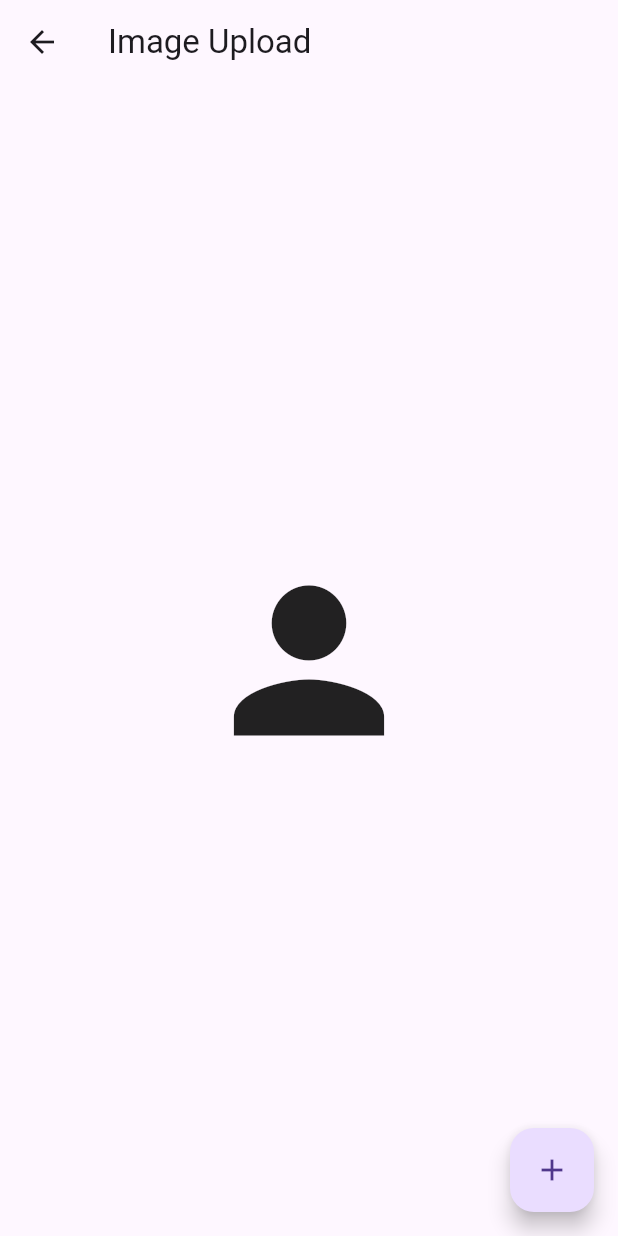
After one commit to ARAFAT2000/firebase_application, a Flutter app: the ImageUploadScreen screen opened directly, after a tap on the "add" icon, on a phone screen of 412 x 824 dp. The commit adds this screen. Run offline on Flutter 3.47's test engine with Material 3 defaults, Android fonts, the phone set to English and light mode, and no system bars; our stand-ins replace cloud_firestore, firebase_auth, firebase_core, firebase_database, firebase_storage, fluttertoast and 3 more; accounts and stored records are empty.

Commit message:
new feather add

```diff
--- /dev/null
+++ b/lib/screen/image_screen.dart
@@ -0,0 +1,70 @@
+
+
+import 'dart:io';
+
+import 'package:firebase_storage/firebase_storage.dart';
+import 'package:flutter/material.dart';
+import 'package:image_picker/image_picker.dart';
+
+// it is correct  now
+class ImageUploadScreen extends StatefulWidget {
+  @override
+  _ImageUploadScreenState createState() => _ImageUploadScreenState();
+}
+
+class _ImageUploadScreenState extends State<ImageUploadScreen> {
+
+  String ? imageurl;
+
+  ImagePicker _imagePicker= ImagePicker();
+  Future<void> pickImage() async {
+
+    try{
+      XFile ? images = await _imagePicker.pickImage(source: ImageSource.gallery);
+      if(images != null){
+        await uploadImagetoFirebase(File(images.path));
+      }
+
+    }catch(e){
+      print('Error');
+    }
+  }
+
+  Future<void>uploadImagetoFirebase(File images)async{
+
+    try{
+
+      Reference reference= FirebaseStorage.instance.ref().child('Image/${DateTime.now().millisecondsSinceEpoch}.png');
+      await reference.putFile(images).whenComplete(() {
+        ScaffoldMessenger.of(context).
+        showSnackBar(SnackBar(content: Text('Succesfullly upload')));
+      });
+
+      String  url= await reference.getDownloadURL();
+
+      setState(() {
+        imageurl = url;
+      });
+
+    }catch(e){
+      print('failed');
+    }
+  }
+
+  @override
+  Widget build(BuildContext context) {
+    return Scaffold(
+      appBar: AppBar(
+        title: Text('Image Upload'),
+      ),
+      body: Center(
+        child: imageurl==null ? Icon(Icons.person,size: 150,):Image.network(imageurl!),
+      ),
+      floatingActionButton: FloatingActionButton(
+        onPressed: pickImage,
+        tooltip: 'Pick Image',
+        child: Icon(Icons.add),
+      ),
+    );
+  }
+}
--- a/lib/screen/profile_screen.dart
+++ b/lib/screen/profile_screen.dart
@@ -6,7 +6,7 @@ import 'package:flutter/cupertino.dart';
 import 'package:flutter/material.dart';
 import 'package:flutter/widgets.dart';
 import 'package:image_picker/image_picker.dart';
-import 'package:neumorphic_ui/neumorphic_ui.dart';
+
 
 import '../widget/re_useable.dart';
 
--- a/lib/utils/button_c.dart
+++ b/lib/utils/button_c.dart
@@ -28,7 +28,7 @@ class RoundButton extends StatelessWidget {
           color: color,
         ),
         child: Center(child:loading? CircularProgressIndicator(color: Colors.white,strokeWidth: 2.0,):
-        Text(title, style: Theme.of(context).textTheme.displayLarge!.copyWith(fontSize: 16,color:textcolor),)),
+        Text(title, style:TextStyle(fontWeight: FontWeight.bold))),
       ),
     );
   }
--- a/pubspec.yaml
+++ b/pubspec.yaml
@@ -41,12 +41,11 @@ dependencies:
   firebase_auth: ^4.18.0
   get: ^4.6.6
   google_fonts: ^6.2.1
-  persistent_bottom_nav_bar: ^5.0.2
   firebase_database: ^10.5.4
   provider: ^6.0.3
   fluttertoast: ^8.0.9
-  neumorphic_ui: ^1.0.1
   image_picker: ^1.1.1
+  persistent_bottom_nav_bar_v2: ^5.2.3
 
 dev_dependencies:
   flutter_test:
```
Also changed, not shown: lib/Became/example01.dart (deleted, +0 -53 lines), lib/app.dart (+4 -4 lines), lib/dashboard/dasboard.dart (+74 -74 lines), lib/screen/NoticeScreen.dart (+23 -11 lines), lib/screen/add_screen.dart (+99 -48 lines), lib/screen/home_screen.dart (+16 -3 lines), pubspec.lock.
